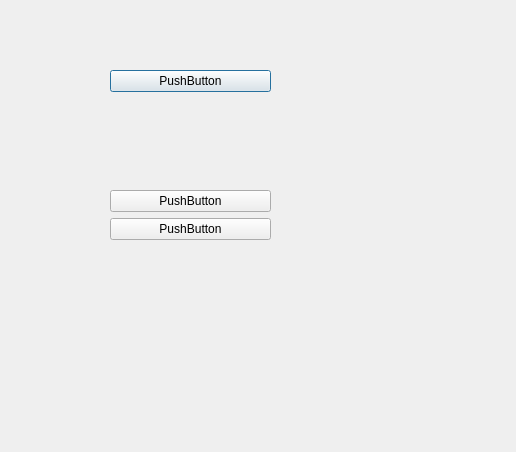
mortalis13/Qt-Color-Picker-Qt, file dialog.ui: the form before one commit.
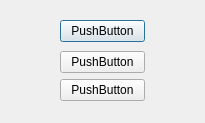
The form after the commit.

The edit to the form file:
```diff
--- a/dialog.ui
+++ b/dialog.ui
@@ -6,22 +6,32 @@
    <rect>
     <x>0</x>
     <y>0</y>
-    <width>516</width>
-    <height>452</height>
+    <width>205</width>
+    <height>123</height>
    </rect>
   </property>
   <property name="windowTitle">
    <string>Dialog</string>
   </property>
+  <layout class="QHBoxLayout" name="horizontalLayout">
+   <item>
+    <spacer name="horizontalSpacer_2">
+     <property name="orientation">
+      <enum>Qt::Horizontal</enum>
+     </property>
+     <property name="sizeType">
+      <enum>QSizePolicy::Fixed</enum>
+     </property>
+     <property name="sizeHint" stdset="0">
+      <size>
+       <width>40</width>
+       <height>20</height>
+      </size>
+     </property>
+    </spacer>
+   </item>
+   <item>
   <widget class="QWidget" name="widget" native="true">
-   <property name="geometry">
-    <rect>
-     <x>110</x>
-     <y>70</y>
-     <width>161</width>
-     <height>261</height>
-    </rect>
-   </property>
    <layout class="QVBoxLayout" name="verticalLayout">
     <item alignment="Qt::AlignTop">
      <widget class="QPushButton" name="pushButton">
@@ -46,6 +56,24 @@
     </item>
    </layout>
   </widget>
+   </item>
+   <item>
+    <spacer name="horizontalSpacer">
+     <property name="orientation">
+      <enum>Qt::Horizontal</enum>
+     </property>
+     <property name="sizeType">
+      <enum>QSizePolicy::Fixed</enum>
+     </property>
+     <property name="sizeHint" stdset="0">
+      <size>
+       <width>40</width>
+       <height>20</height>
+      </size>
+     </property>
+    </spacer>
+   </item>
+  </layout>
  </widget>
  <resources/>
  <connections/>
```
Lines whose indentation alone changed are shown as unchanged.
